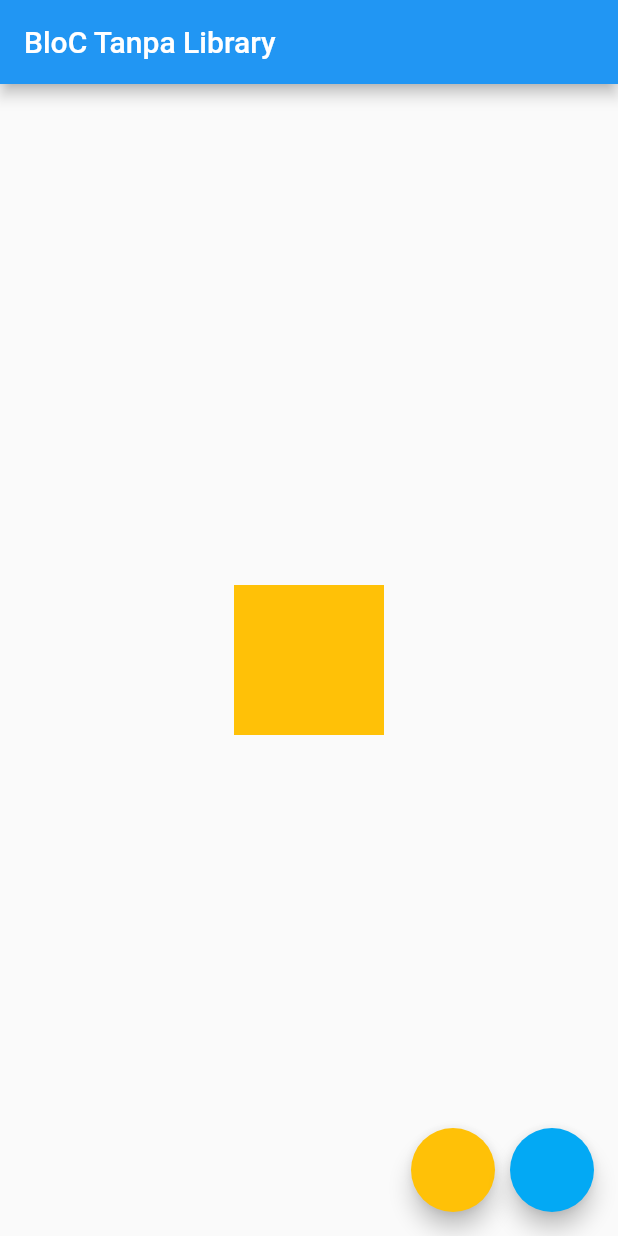
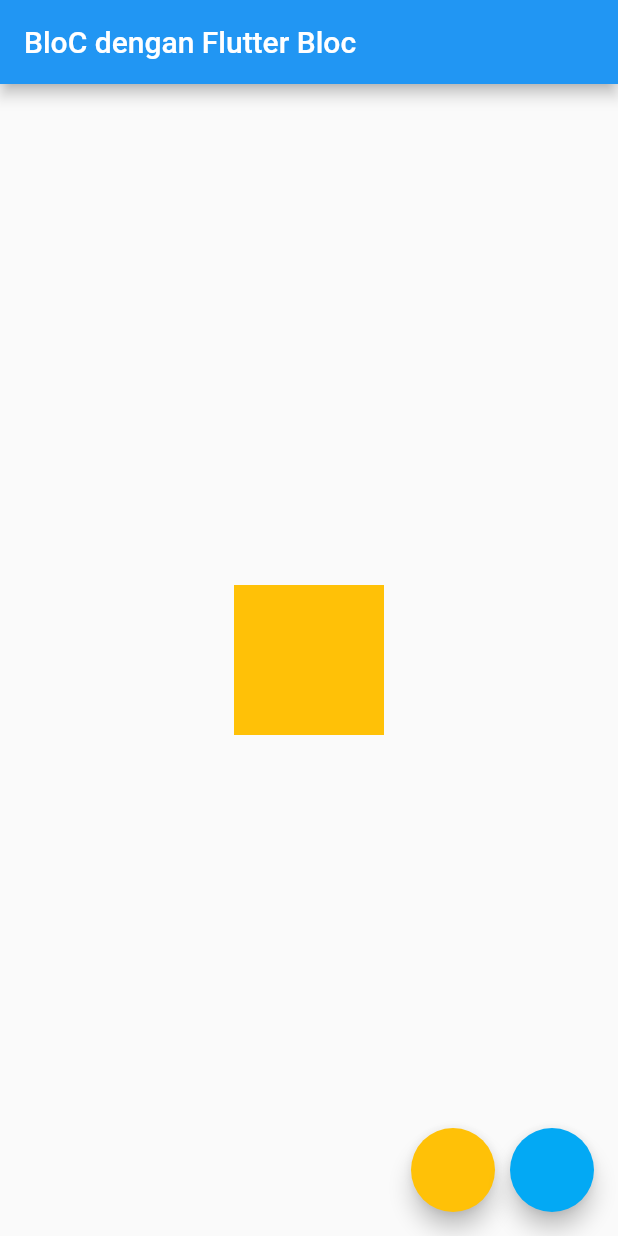
Before and after one commit to rivaldofez/flutter_learnerd, a Flutter app: the screen it shows after launch, on a phone screen of 412 x 824 dp. Run offline on Flutter 3.47's test engine with Material 2 defaults, Android fonts, the phone set to English and light mode, and no system bars; our stand-ins replace bloc, flutter_bloc.

Commit message:
using bloc state management with flutter bloc lib

```diff
--- a/lib/color_bloc.dart
+++ b/lib/color_bloc.dart
@@ -1,38 +1,17 @@
-import 'dart:async';
-
+import 'package:bloc/bloc.dart';
 import 'package:flutter/material.dart';
 
-enum ColorEvent { to_amber, to_light_blue }
+enum ColorEvent {to_amber, to_light_blue}
 
-class ColorBloc {
+class ColorBloc extends Bloc<ColorEvent, Color>{
   Color _color = Colors.amber;
 
-  StreamController<ColorEvent> _eventController =
-      StreamController<ColorEvent>();
+  @override
+  Color get initialState => Colors.amber;
 
-  StreamSink<ColorEvent> get eventSink => _eventController.sink;
-
-  StreamController<Color> _stateController = StreamController<Color>();
-
-  StreamSink<Color> get _stateSink => _stateController.sink;
-
-  Stream<Color> get stateStream => _stateController.stream;
-
-  void _mapEventToState(ColorEvent colorEvent) {
-    if (colorEvent == ColorEvent.to_amber)
-      _color = Colors.amber;
-    else
-      _color = Colors.lightBlue;
-
-    _stateSink.add(_color);
-  }
-
-  ColorBloc() {
-    _eventController.stream.listen(_mapEventToState);
-  }
-
-  void dispose() {
-    _eventController.close();
-    _stateController.close();
+  @override
+  Stream<Color> mapEventToState(ColorEvent event) async* {
+    _color = (event == ColorEvent.to_amber) ? Colors.amber : Colors.lightBlue;
+    yield _color;
   }
 }
--- a/lib/main.dart
+++ b/lib/main.dart
@@ -1,66 +1,58 @@
 import 'package:flutter/cupertino.dart';
 import 'package:flutter/material.dart';
+import 'package:flutter_bloc/flutter_bloc.dart';
 import 'package:flutter_learnerd/color_bloc.dart';
 
 void main() => runApp(MyApp());
 
-class MyApp extends StatefulWidget {
+class MyApp extends StatelessWidget {
   @override
-  _MyAppState createState() => _MyAppState();
+  Widget build(BuildContext context) {
+    return MaterialApp(
+      home: BlocProvider<ColorBloc>(
+          builder: (context) => ColorBloc(), child: MainPage()),
+    );
+  }
 }
 
-class _MyAppState extends State<MyApp> {
-  ColorBloc bloc = ColorBloc();
-
-  @override
-  void dispose() {
-    bloc.dispose();
-    super.dispose();
-  }
-
-
+class MainPage extends StatelessWidget {
   @override
   Widget build(BuildContext context) {
+    ColorBloc bloc = BlocProvider.of<ColorBloc>(context);
 
-
-    return MaterialApp(
-      home: Scaffold(
+    return Scaffold(
       floatingActionButton: Row(
         mainAxisAlignment: MainAxisAlignment.end,
         children: [
           FloatingActionButton(
+            backgroundColor: Colors.amber,
             onPressed: () {
-                bloc.eventSink.add(ColorEvent.to_amber);
+              bloc.dispatch(ColorEvent.to_amber);
             },
-              backgroundColor: Colors.amber,
           ),
           SizedBox(
             width: 10,
           ),
           FloatingActionButton(
+            backgroundColor: Colors.lightBlue,
             onPressed: () {
-                bloc.eventSink.add(ColorEvent.to_light_blue);
+              bloc.dispatch(ColorEvent.to_light_blue);
             },
-              backgroundColor: Colors.lightBlue,
-            )
+          ),
         ],
       ),
       appBar: AppBar(
-          title: Text("BloC Tanpa Library"),
+        title: Text("BloC dengan Flutter Bloc"),
       ),
       body: Center(
-            child: StreamBuilder(
-          stream: bloc.stateStream,
-          initialData: Colors.amber,
-          builder: (context, snapshot) {
-            return AnimatedContainer(
+        child: BlocBuilder<ColorBloc, Color>(
+          builder: (context, currentColor) => AnimatedContainer(
+            height: 100,
             width: 100,
-              height: 100,
-              color: snapshot.data,
+            color: currentColor,
             duration: Duration(milliseconds: 500),
-            );
-          },
-        )),
+          ),
+        ),
       ),
     );
   }
--- a/pubspec.yaml
+++ b/pubspec.yaml
@@ -33,6 +33,7 @@ dependencies:
   http: ^0.12.0+2
   shared_preferences: ^0.5.3+4
   provider: 3.0.0+1
+  flutter_bloc: ^0.20.1
 
 dev_dependencies:
   flutter_test:
```
Also changed, not shown: pubspec.lock. Lines whose indentation alone changed are shown as unchanged.
